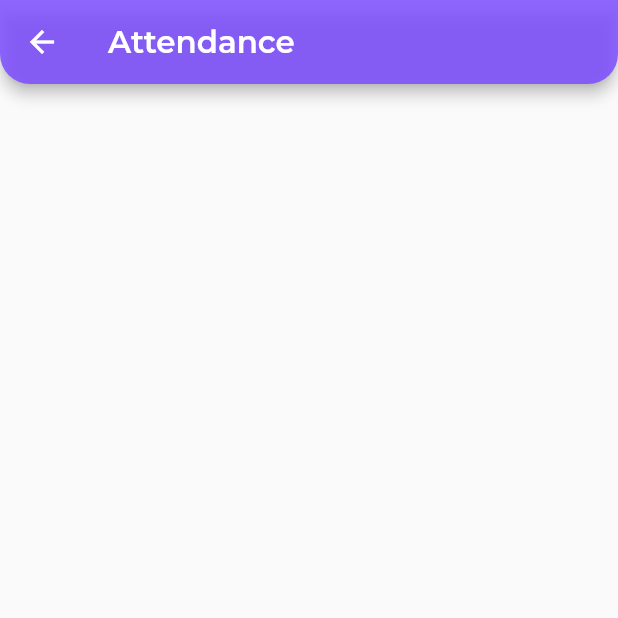
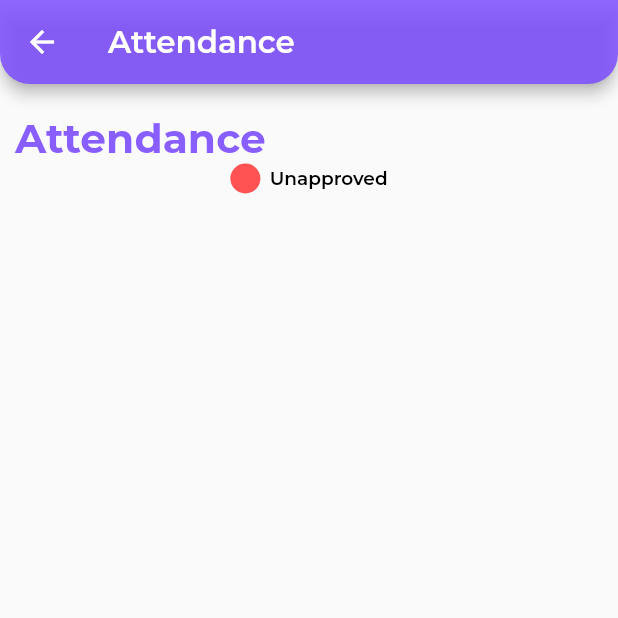
Before and after one commit to BrunoJurkovic/akademik, a Flutter app: the AttendanceScreen screen opened by its route, on a phone screen of 412 x 824 dp, the top half of it. Run offline on Flutter 3.47's test engine with Material 2 defaults, Android fonts, the phone set to English and light mode, and no system bars; our stand-ins replace auto_route, cached_network_image, cloud_firestore, firebase_auth, firebase_core, flutter_form_builder and 3 more; accounts and stored records are empty.

Commit message:
Indicator widget

```diff
--- a/lib/screens/attendance/attendance.dart
+++ b/lib/screens/attendance/attendance.dart
@@ -1,3 +1,4 @@
+import 'package:akademik/components/title_widget.dart';
 import 'package:flutter/material.dart';
 import 'package:google_fonts/google_fonts.dart';
 
@@ -31,9 +32,62 @@ class _AttendanceScreenState extends State<AttendanceScreen> {
       ),
       body: SingleChildScrollView(
         child: Column(
-          children: [],
+          crossAxisAlignment: CrossAxisAlignment.start,
+          children: [
+            Padding(
+              padding: const EdgeInsets.fromLTRB(10, 20, 0, 0),
+              child: TitleWidget(text: 'Attendance'),
+            ),
+            Row(
+              mainAxisAlignment: MainAxisAlignment.center,
+              children: [
+                IndicatorWidget(color: Colors.redAccent, text: 'Unapproved')
+              ],
+            )
+          ],
         ),
       ),
     );
   }
 }
+
+class IndicatorWidget extends StatelessWidget {
+  const IndicatorWidget({
+    Key key,
+    @required this.color,
+    @required this.text,
+  }) : super(key: key);
+
+  final Color color;
+  final String text;
+
+  @override
+  Widget build(BuildContext context) {
+    final width = MediaQuery.of(context).size.width;
+    final height = MediaQuery.of(context).size.height;
+    return Row(
+      mainAxisAlignment: MainAxisAlignment.start,
+      children: [
+        Container(
+          height: 20,
+          width: 20,
+          decoration: BoxDecoration(
+            shape: BoxShape.circle,
+            color: color,
+          ),
+        ),
+        SizedBox(
+          width: width * 0.015,
+        ),
+        Text(
+          text,
+          style: GoogleFonts.montserrat(
+            color: Colors.black,
+            fontWeight: FontWeight.w600,
+            fontSize: height * 0.015,
+          ),
+        )
+      ],
+    );
+  }
+}
```
